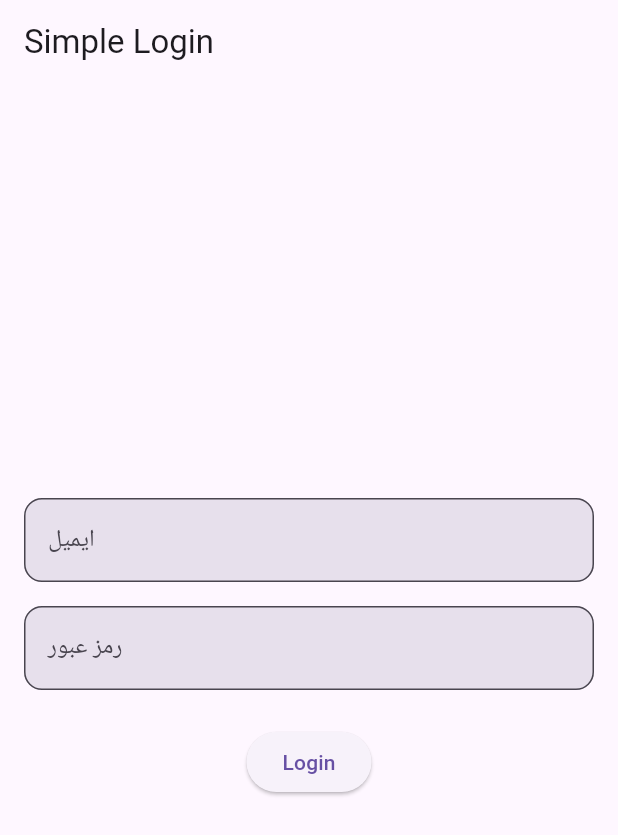
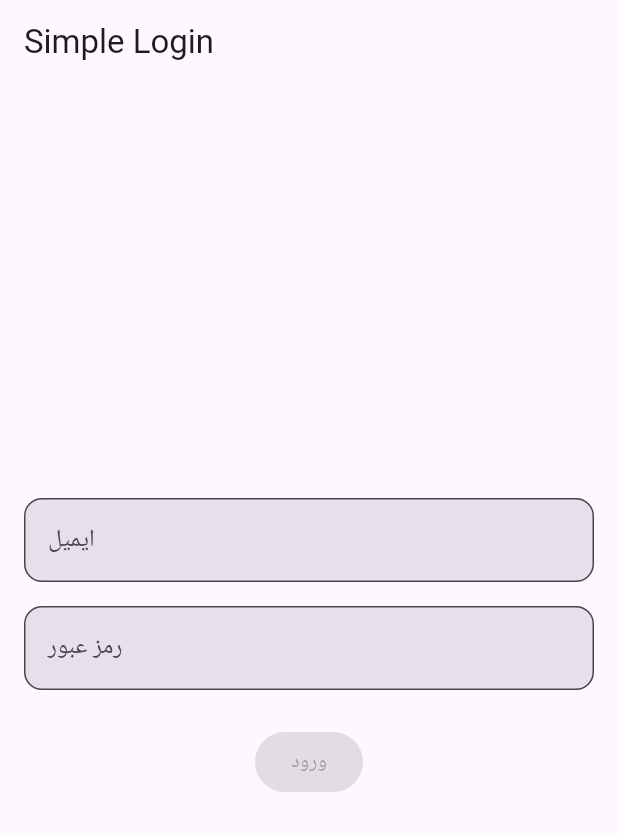
Before and after one commit to nimaaqakhani/Country-List, a Flutter app: the screen it shows after launch, after a tap on "لاگین ساده", on a phone screen of 412 x 824 dp. Shown: the top 835 px of the screen. Run offline on Flutter 3.47's test engine with Material 3 defaults, Android fonts, the phone set to English and light mode, and no system bars; our stand-ins replace dio, flutter_bloc, freezed_annotation, get_it, go_router, rxdart and 1 more.

Commit message:
Add RxDart validation to login screens and fix JSON asset loading
- Added AuthValidator class with RxDart for email and password validation
- Updated SimpleLoginScreen, ModernLoginScreen, and AdvancedLoginScreen to use AuthValidator
- Created assets/data/users.json with user data
- Updated pubspec.yaml to include assets/data/users.json
- Modified AuthRepositoryImpl to handle nested 'users' key in JSON
- Fixed asset loading issue causing 'Unable to load asset' error

```diff
--- a/lib/core/Di/injection.dart
+++ b/lib/core/Di/injection.dart
@@ -2,8 +2,8 @@ import 'package:dio/dio.dart';
 import 'package:get_it/get_it.dart';
 import 'package:http/http.dart' as http;
 import 'package:flutter_application_1/core/services/api_service.dart';
-import 'package:flutter_application_1/features/Auth/data/datasources/auth_remote_data_source.dart';
-import 'package:flutter_application_1/features/Auth/data/repositories/auth_repository_impl.dart';
+import 'package:flutter_application_1/features/Auth/data/datasources/auth_remote_data_source.dart'; // اضافه کن
+import 'package:flutter_application_1/features/Auth/data/repositories/auth_repository_impl.dart'; // اضافه کن
 import 'package:flutter_application_1/features/Auth/domain/repositories/auth_repository.dart';
 import 'package:flutter_application_1/features/Auth/domain/usecases/login.dart';
 import 'package:flutter_application_1/features/Auth/presentation/bloc/auth_bloc.dart';
@@ -29,8 +29,9 @@ class Injection {
       () => AuthRemoteDataSourceImpl(getIt<http.Client>()),
     );
     getIt.registerLazySingleton<AuthRepository>(
-      () => AuthRepositoryImpl(getIt<AuthRemoteDataSource>()),
+      () => AuthRepositoryImpl(),
     );
+
     getIt.registerLazySingleton<Login>(
       () => Login(getIt<AuthRepository>()),
     );
--- a/lib/features/Auth/domain/repositories/auth_repository.dart
+++ b/lib/features/Auth/domain/repositories/auth_repository.dart
@@ -1,6 +1,4 @@
-import 'package:flutter_application_1/features/Auth/data/models/user_model.dart';
-
+// lib/features/Auth/domain/repositories/auth_repository.dart
 abstract class AuthRepository {
-  Future<List<UserModel>> getUsers();
-  bool validateCredentials(String email, String password);
+  Future<bool> login(String email, String password);
 }
--- a/lib/features/Auth/domain/usecases/login.dart
+++ b/lib/features/Auth/domain/usecases/login.dart
@@ -1,3 +1,4 @@
+// lib/features/Auth/domain/usecases/login.dart
 import 'package:flutter_application_1/features/Auth/domain/repositories/auth_repository.dart';
 
 class Login {
@@ -6,7 +7,6 @@ class Login {
   Login(this.repository);
 
   Future<bool> call(String email, String password) async {
-    final users = await repository.getUsers();
-    return users.any((user) => user.email == email && user.password == password);
+    return await repository.login(email, password);
   }
 }
--- a/lib/features/Auth/presentation/bloc/auth_bloc.dart
+++ b/lib/features/Auth/presentation/bloc/auth_bloc.dart
@@ -1,31 +1,28 @@
+// lib/features/Auth/presentation/bloc/auth_bloc.dart
 import 'package:flutter_bloc/flutter_bloc.dart';
 import 'package:flutter_application_1/features/Auth/domain/usecases/login.dart';
 import 'package:flutter_application_1/features/Auth/presentation/bloc/auth_event.dart';
 import 'package:flutter_application_1/features/Auth/presentation/bloc/auth_state.dart';
-import 'package:flutter/foundation.dart';
-
 class AuthBloc extends Bloc<AuthEvent, AuthState> {
   final Login login;
 
   AuthBloc(this.login) : super(const AuthState.initial()) {
-    on<LoginEvent>((event, emit) async {
+    on<AuthEvent>((event, emit) async {
+      await event.when(
+        login: (email, password) async {
           emit(const AuthState.loading());
-      debugPrint('AuthBloc: Starting login with email: ${event.email}');
           try {
-        debugPrint('AuthBloc: Calling login use case');
-        final isValid = await login(event.email, event.password);
-        debugPrint('AuthBloc: Login result: $isValid');
-        if (isValid) {
-          debugPrint('AuthBloc: Emitting success state');
+            final result = await login(email, password);
+            if (result) {
               emit(const AuthState.success());
             } else {
-          debugPrint('AuthBloc: Emitting error state - Invalid credentials');
-          emit(const AuthState.error('Invalid email or password'));
+              emit(const AuthState.error('ایمیل یا رمز عبور اشتباه است'));
             }
           } catch (e) {
-        debugPrint('AuthBloc: Error occurred: $e');
-        emit(AuthState.error('Login failed: $e'));
+            emit(AuthState.error('خطا در ورود: $e'));
           }
+        },
+      );
     });
   }
 }
--- a/lib/features/Auth/presentation/bloc/auth_event.dart
+++ b/lib/features/Auth/presentation/bloc/auth_event.dart
@@ -1,8 +1,9 @@
+// lib/features/Auth/presentation/bloc/auth_event.dart
 import 'package:freezed_annotation/freezed_annotation.dart';
 
 part 'auth_event.freezed.dart';
 
 @freezed
 class AuthEvent with _$AuthEvent {
-  const factory AuthEvent.login(String email, String password) = LoginEvent;
+  const factory AuthEvent.login(String email, String password) = _Login;
 }
--- a/lib/features/Auth/presentation/bloc/auth_state.dart
+++ b/lib/features/Auth/presentation/bloc/auth_state.dart
@@ -1,3 +1,4 @@
+// lib/features/Auth/presentation/bloc/auth_state.dart
 import 'package:freezed_annotation/freezed_annotation.dart';
 
 part 'auth_state.freezed.dart';
--- a/lib/features/Auth/presentation/screens/login_selector_screen.dart
+++ b/lib/features/Auth/presentation/screens/login_selector_screen.dart
@@ -1,3 +1,4 @@
+// lib/features/Auth/presentation/screens/login_selector_screen.dart
 import 'package:flutter/material.dart';
 import 'package:go_router/go_router.dart';
 
@@ -28,6 +29,7 @@ class LoginSelectorScreen extends StatelessWidget {
               onPressed: () => context.go('/login/advanced'),
               child: const Text('لاگین حرفه‌ای'),
             ),
+            const SizedBox(height: 16),
           ],
         ),
       ),
--- a/lib/features/Auth/presentation/screens/simple_login_screen.dart
+++ b/lib/features/Auth/presentation/screens/simple_login_screen.dart
@@ -1,7 +1,9 @@
+// lib/features/Auth/presentation/screens/simple_login_screen.dart
 import 'package:flutter/material.dart';
 import 'package:flutter_bloc/flutter_bloc.dart';
 import 'package:flutter_application_1/features/Auth/presentation/bloc/auth_bloc.dart';
 import 'package:flutter_application_1/features/Auth/presentation/bloc/auth_event.dart';
+import 'package:flutter_application_1/features/Auth/presentation/utils/auth_validator.dart';
 import 'package:flutter_application_1/features/Auth/presentation/widgets/custom_text_field.dart';
 import 'package:flutter_application_1/features/Auth/presentation/widgets/login_button.dart';
 import 'package:flutter_application_1/features/Auth/presentation/widgets/login_status.dart';
@@ -41,56 +43,70 @@ class _SimpleLoginContent extends StatefulWidget {
 }
 
 class _SimpleLoginContentState extends State<_SimpleLoginContent> {
-  final _formKey = GlobalKey<FormState>();
+  final _validator = AuthValidator();
   final _emailController = TextEditingController();
   final _passwordController = TextEditingController();
 
   @override
+  void initState() {
+    super.initState();
+    _emailController.addListener(() => _validator.updateEmail(_emailController.text));
+    _passwordController.addListener(() => _validator.updatePassword(_passwordController.text));
+  }
+
+  @override
   Widget build(BuildContext context) {
-    return Form(
-      key: _formKey,
-      child: Column(
+    return Column(
       mainAxisAlignment: MainAxisAlignment.center,
       children: [
-          CustomTextField(
+        StreamBuilder<String?>(
+          stream: _validator.emailStream,
+          builder: (context, snapshot) {
+            return CustomTextField(
               controller: _emailController,
               labelText: 'ایمیل',
               keyboardType: TextInputType.emailAddress,
-            validator: (value) {
-              if (value == null || value.isEmpty) return 'لطفاً ایمیل را وارد کنید';
-              if (!RegExp(r'^[^@]+@[^@]+\.[^@]+').hasMatch(value)) return 'ایمیل نامعتبر است';
-              return null;
+              validator: (value) => snapshot.hasError ? snapshot.error.toString() : null,
+            );
           },
         ),
         const SizedBox(height: 16),
-          CustomTextField(
+        StreamBuilder<String?>(
+          stream: _validator.passwordStream,
+          builder: (context, snapshot) {
+            return CustomTextField(
               controller: _passwordController,
               labelText: 'رمز عبور',
               obscureText: true,
-            validator: (value) {
-              if (value == null || value.isEmpty) return 'لطفاً رمز عبور را وارد کنید';
-              return null;
+              validator: (value) => snapshot.hasError ? snapshot.error.toString() : null,
+            );
           },
         ),
         const SizedBox(height: 24),
-          LoginButton(
-            onPressed: () {
-              if (_formKey.currentState!.validate()) {
+        StreamBuilder<bool>(
+          stream: _validator.isFormValid,
+          initialData: false,
+          builder: (context, snapshot) {
+            return LoginButton(
+              onPressed: snapshot.data == true
+                  ? () {
                       context.read<AuthBloc>().add(
-                      AuthEvent.login(_emailController.text, _passwordController.text),
+                            AuthEvent.login(_validator.email, _validator.password),
                           );
                     }
+                  : null,
+            );
           },
         ),
         const SizedBox(height: 16),
         LoginStatus(successRoute: widget.successRoute),
       ],
-      ),
     );
   }
 
   @override
   void dispose() {
+    _validator.dispose();
     _emailController.dispose();
     _passwordController.dispose();
     super.dispose();
--- a/lib/features/Auth/presentation/widgets/login_button.dart
+++ b/lib/features/Auth/presentation/widgets/login_button.dart
@@ -1,12 +1,13 @@
+// lib/features/Auth/presentation/widgets/login_button.dart
 import 'package:flutter/material.dart';
 import 'package:flutter_bloc/flutter_bloc.dart';
 import 'package:flutter_application_1/features/Auth/presentation/bloc/auth_bloc.dart';
 import 'package:flutter_application_1/features/Auth/presentation/bloc/auth_state.dart';
 
 class LoginButton extends StatelessWidget {
-  final VoidCallback onPressed;
+  final VoidCallback? onPressed; // تغییر به nullable
 
-  const LoginButton({super.key, required this.onPressed});
+  const LoginButton({super.key, this.onPressed}); // required رو برداشتم
 
   @override
   Widget build(BuildContext context) {
@@ -16,7 +17,7 @@ class LoginButton extends StatelessWidget {
           loading: () => const CircularProgressIndicator(),
           orElse: () => ElevatedButton(
             onPressed: onPressed,
-            child: const Text('Login'),
+            child: const Text('ورود'),
           ),
         );
       },
--- a/pubspec.yaml
+++ b/pubspec.yaml
@@ -39,8 +39,10 @@ dev_dependencies:
   mockito: ^5.4.4
 
 flutter:
+  uses-material-design: true
 
-  uses-material-design: true
+  assets:
+    - assets/data/users.json
 
   fonts:
     - family: IRANSansWeb
```
Also changed, not shown: assets/data/users.json (added, +16 -0 lines), lib/features/Auth/data/repositories/auth_repository_impl.dart (+23 -12 lines), lib/features/Auth/presentation/screens/advanced_login_screen.dart (+36 -28 lines), lib/features/Auth/presentation/screens/modern_login_screen.dart (+30 -20 lines), lib/features/Auth/presentation/utils/auth_validator.dart (added, +62 -0 lines), lib/core/route/router.dart (line endings or trailing spaces), lib/features/Auth/presentation/bloc/auth_event.freezed.dart, pubspec.lock. Lines whose indentation alone changed are shown as unchanged.
